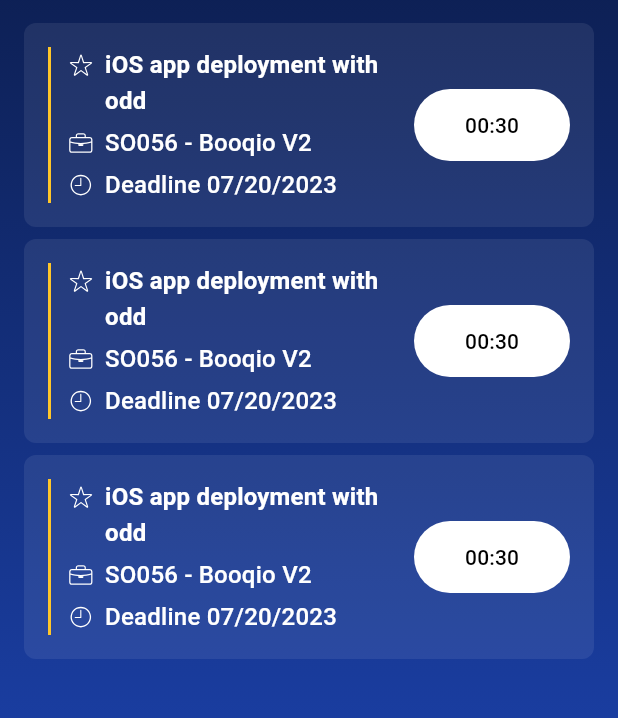
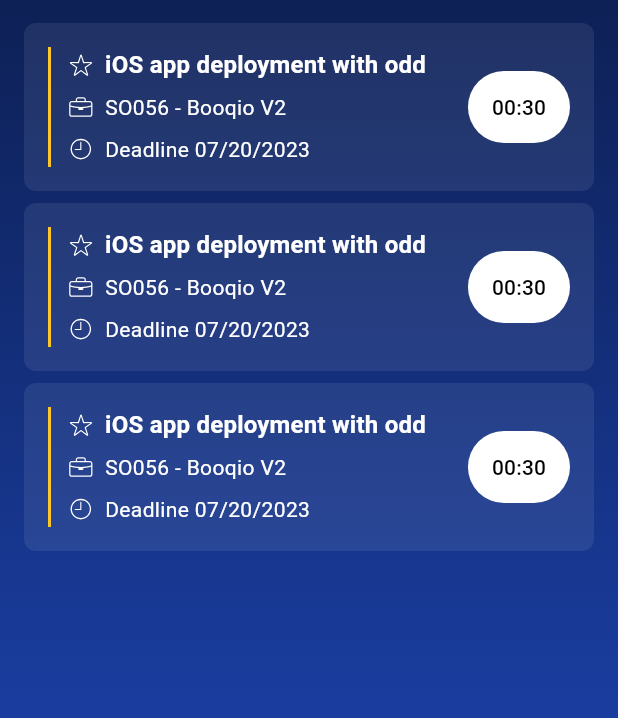
Before and after one commit to filipepatricio/odoo_timesheets, a Flutter app: the screen it shows after launch, on a phone screen of 412 x 824 dp, the part 85-803 px from its top. Run offline on Flutter 3.47's test engine with Material 3 defaults, Android fonts, the phone set to English and light mode, and no system bars; our stand-ins replace equatable.

Commit message:
Refactor TimerCard

```diff
--- a/lib/presentation/screens/timesheets_screen.dart
+++ b/lib/presentation/screens/timesheets_screen.dart
@@ -22,8 +22,8 @@ class TimesheetsScreen extends StatelessWidget {
           itemCount: 3,
           itemBuilder: (context, index) => TimerCard(
             taskTimer: TaskTimer(
-              project: "iOS app deployment with odd",
-              task: "SO056 - Booqio V2",
+              task: "iOS app deployment with odd",
+              project: "SO056 - Booqio V2",
             ),
           ),
           separatorBuilder: (context, index) => const SizedBox(
--- a/lib/presentation/widgets/timer_card.dart
+++ b/lib/presentation/widgets/timer_card.dart
@@ -29,13 +29,38 @@ class TimerCard extends StatelessWidget {
             ),
             const SizedBox(width: AppDimens.s),
             Flexible(
-              child: Column(
+              child: _InfoColumn(
+                task: taskTimer.task,
+                project: taskTimer.project,
+              ),
+            ),
+            const _ClockButton()
+          ],
+        ),
+      ),
+    );
+  }
+}
+
+class _InfoColumn extends StatelessWidget {
+  const _InfoColumn({
+    super.key,
+    required this.task,
+    required this.project,
+  });
+
+  final String task;
+  final String project;
+
+  @override
+  Widget build(BuildContext context) {
+    return Column(
       crossAxisAlignment: CrossAxisAlignment.start,
       children: [
         _CardTextLine(
           svgIconPath: AppVectorGraphics.starBorderOutlined,
           text: Text(
-                      taskTimer.project,
+            task,
             style: Theme.of(context)
                 .textTheme
                 .titleMedium!
@@ -46,8 +71,8 @@ class TimerCard extends StatelessWidget {
         _CardTextLine(
           svgIconPath: AppVectorGraphics.suitcaseBorderOutlined,
           text: Text(
-                      taskTimer.task,
-                      style: Theme.of(context).textTheme.titleMedium,
+            project,
+            style: Theme.of(context).textTheme.bodyMedium,
           ),
         ),
         const SizedBox(height: AppDimens.xs),
@@ -55,29 +80,10 @@ class TimerCard extends StatelessWidget {
           svgIconPath: AppVectorGraphics.clockBorderOutlined,
           text: Text(
             'Deadline 07/20/2023',
-                      style: Theme.of(context).textTheme.titleMedium,
+            style: Theme.of(context).textTheme.bodyMedium,
           ),
         ),
       ],
-              ),
-            ),
-            Container(
-              width: 104,
-              alignment: Alignment.center,
-              height: AppDimens.xxxl,
-              decoration: BoxDecoration(
-                color: Theme.of(context).colorScheme.onSurface,
-                borderRadius: BorderRadius.circular(AppDimens.xc),
-              ),
-              child: Text(
-                '00:30',
-                style: Theme.of(context).textTheme.labelLarge!.copyWith(
-                    color: Theme.of(context).colorScheme.onPrimaryContainer),
-              ),
-            )
-          ],
-        ),
-      ),
     );
   }
 }
@@ -94,7 +100,7 @@ class _CardTextLine extends StatelessWidget {
   @override
   Widget build(BuildContext context) {
     return Row(
-      crossAxisAlignment: CrossAxisAlignment.start,
+      crossAxisAlignment: CrossAxisAlignment.center,
       children: [
         Container(
           alignment: Alignment.center,
@@ -114,3 +120,32 @@ class _CardTextLine extends StatelessWidget {
     );
   }
 }
+
+class _ClockButton extends StatelessWidget {
+  const _ClockButton({
+    super.key,
+  });
+
+  @override
+  Widget build(BuildContext context) {
+    return Container(
+      padding: const EdgeInsets.symmetric(
+        horizontal: AppDimens.m,
+        vertical: AppDimens.sl,
+      ),
+      alignment: Alignment.center,
+      height: AppDimens.xxxl,
+      decoration: BoxDecoration(
+        color: Theme.of(context).colorScheme.onSurface,
+        borderRadius: BorderRadius.circular(AppDimens.xc),
+      ),
+      child: Text(
+        '00:30',
+        style: Theme.of(context)
+            .textTheme
+            .labelLarge!
+            .copyWith(color: Theme.of(context).colorScheme.onPrimaryContainer),
+      ),
+    );
+  }
+}
```
Lines whose indentation alone changed are shown as unchanged.
